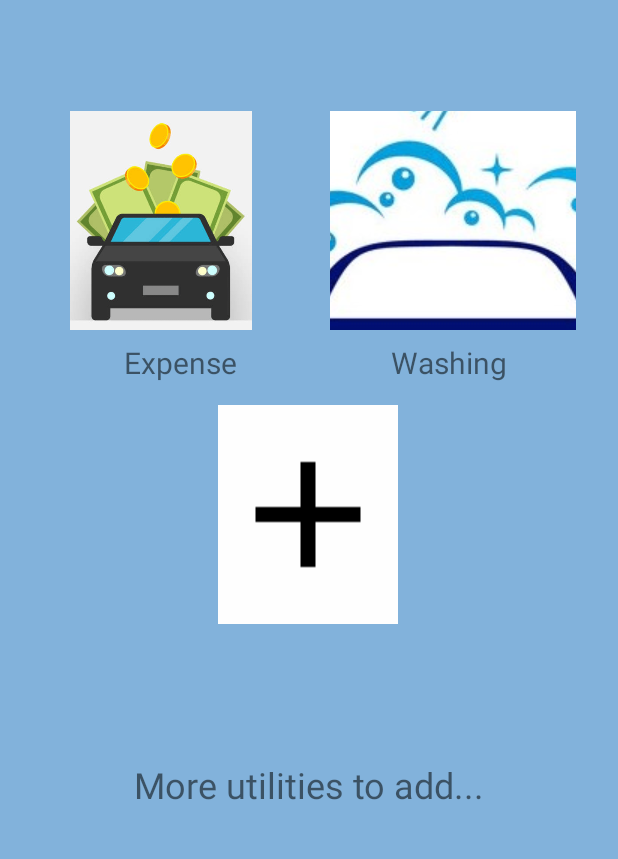
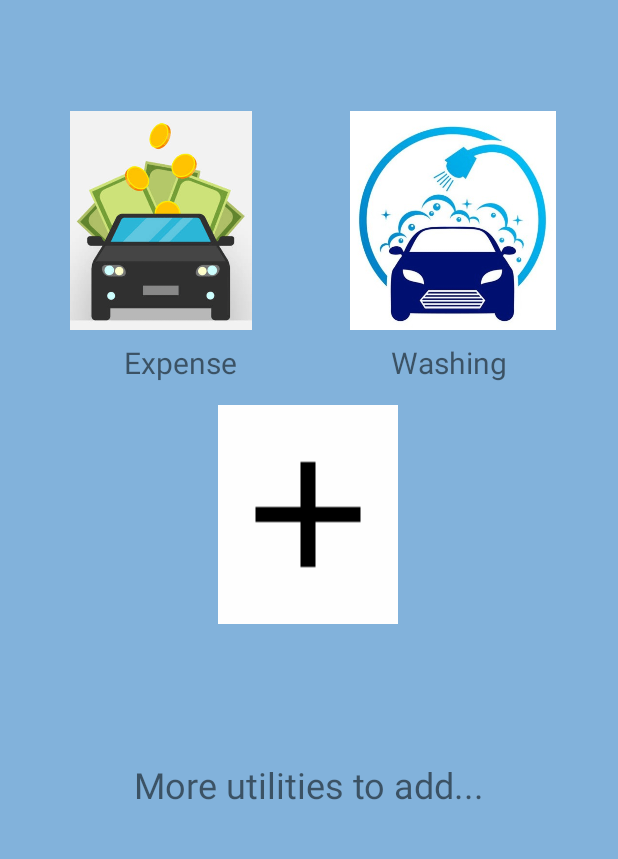
Before and after one commit to sanskaraut/EDAI-APP, an Android app: the MainActivity screen opened directly, with no data from a screen before it, on a phone screen of 412 x 824 dp, the part 201-1060 px from its top. Run offline under Robolectric (Android 15) with nearby library versions, the phone set to English and light mode, and no system bars.

Commit message:
minor changes

```diff
--- a/app/src/main/java/com/cscorner/autohub/MainActivity.java
+++ b/app/src/main/java/com/cscorner/autohub/MainActivity.java
@@ -27,6 +27,8 @@ public class MainActivity extends AppCompatActivity {
                 // Intent to go to ExpenseActivity
                 Intent intent = new Intent(MainActivity.this, ExpenseActivity.class);
                 startActivity(intent);
+                    }
+                });
                 goToWashingPage = findViewById(R.id.washingCenter);
 
                 goToWashingPage.setOnClickListener(new View.OnClickListener() {
@@ -35,8 +37,6 @@ public class MainActivity extends AppCompatActivity {
                         Intent goToWashingPage = new Intent(MainActivity.this, WashingPage.class);
                         startActivity(goToWashingPage);
 
-                    }
-                });
             }
         });
     }
--- a/app/src/main/res/layout/main_page.xml
+++ b/app/src/main/res/layout/main_page.xml
@@ -14,10 +14,10 @@
         android:background="#FF5DAAE3"
         android:backgroundTint="#FF5DAAE3"
         android:gravity="center"
-        android:paddingLeft="30dp"
-        android:text="AutoHub"
+        android:paddingStart="30dp"
+        android:text="@string/autohub"
         android:textColor="#090909"
-        android:textSize="40dp"
+        android:textSize="40sp"
         android:textStyle="bold"
         app:layout_constraintBottom_toBottomOf="parent"
         app:layout_constraintEnd_toEndOf="parent"
@@ -31,7 +31,9 @@
         android:id="@+id/washingCenter"
         android:layout_width="164dp"
         android:layout_height="146dp"
-        android:contentDescription="Go to Washing"
+        android:scaleType="fitCenter"
+        android:background="#82B2DB"
+        android:contentDescription="@string/go_to_washing"
         app:layout_constraintBottom_toBottomOf="parent"
         app:layout_constraintEnd_toEndOf="parent"
         app:layout_constraintHorizontal_bias="0.886"
--- a/app/src/main/res/values/strings.xml
+++ b/app/src/main/res/values/strings.xml
@@ -20,4 +20,6 @@
     <string name="_300">₹300</string>
     <string name="more_utilities_to_add">More utilities to add...</string>
     <string name="add_utilities">add utilities</string>
+    <string name="go_to_washing">Go to Washing</string>
+    <string name="autohub">AutoHub</string>
 </resources>
```
Also changed, not shown: app/src/main/res/layout/signup_page.xml (+8 -2 lines).
